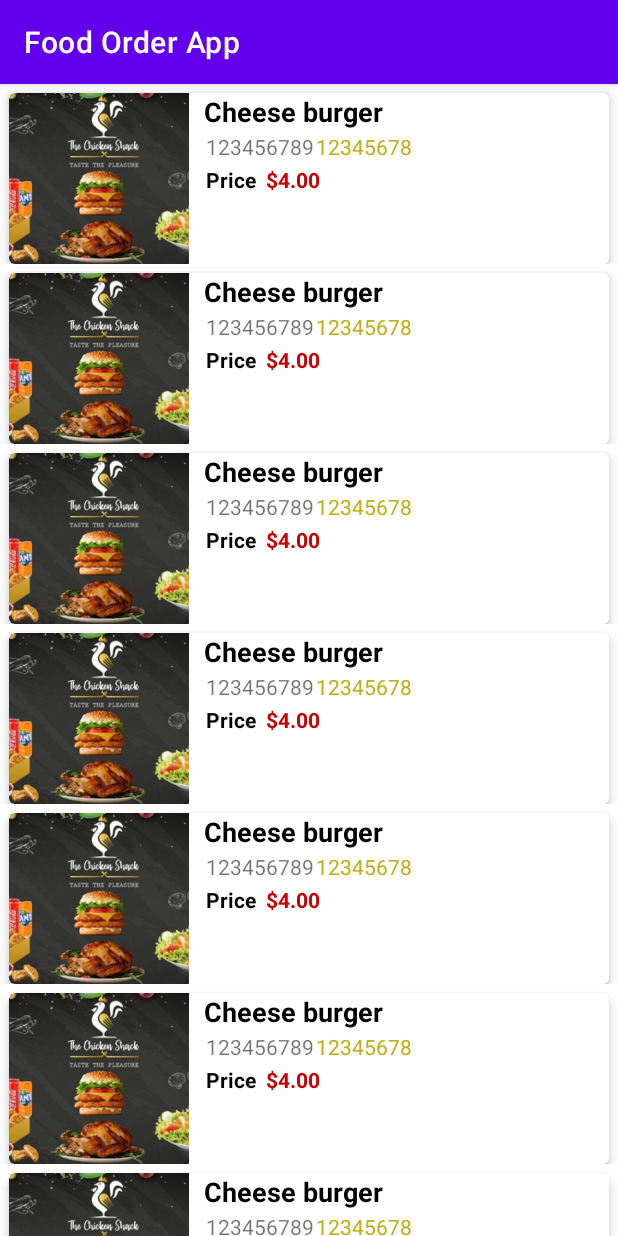
After one commit to iifast2/FoodAndroidApplication, an Android app: the OrderActivity screen opened directly, with no data from a screen before it, on a phone screen of 412 x 824 dp. The commit adds this screen. Run offline under Robolectric (Android 15) with nearby library versions, the phone set to English and light mode, and no system bars; 1 statement that could not run was skipped.

Commit message:
commit 5 - 2 screens
commit 5 - 2 screens

01:1600

```diff
--- a/app/src/main/AndroidManifest.xml
+++ b/app/src/main/AndroidManifest.xml
@@ -12,14 +12,31 @@
         android:supportsRtl="true"
         android:theme="@style/Theme.FoodOrderApp"
         tools:targetApi="31">
+
         <activity
+            android:name=".OrderActivity"
+            android:exported="false">
+
+<!--            <intent-filter>
+                <action android:name="android.intent.action.MAIN" />
+                <category android:name="android.intent.category.LAUNCHER" />
+            </intent-filter>-->
+
+
+            <meta-data
+                android:name="android.app.lib_name"
+                android:value="" />
+        </activity>
+          <activity
             android:name=".MainActivity"
             android:exported="true">
-            <intent-filter>
+
+           <intent-filter>
                 <action android:name="android.intent.action.MAIN" />
 
                 <category android:name="android.intent.category.LAUNCHER" />
             </intent-filter>
+
 
             <meta-data
                 android:name="android.app.lib_name"
--- /dev/null
+++ b/app/src/main/java/com/iifast/foodorderapp/Adapters/OrdersAdapter.java
@@ -0,0 +1,69 @@
+package com.iifast.foodorderapp.Adapters;
+
+import android.content.Context;
+import android.view.LayoutInflater;
+import android.view.View;
+import android.view.ViewGroup;
+import android.widget.ImageView;
+import android.widget.TextView;
+
+import androidx.annotation.NonNull;
+import androidx.recyclerview.widget.RecyclerView;
+
+import com.iifast.foodorderapp.Models.OrdersModel;
+import com.iifast.foodorderapp.R;
+
+import java.util.ArrayList;
+
+public class OrdersAdapter extends RecyclerView.Adapter<OrdersAdapter.viewHolder>{
+
+    ArrayList<OrdersModel> list;
+    Context context;
+
+    public OrdersAdapter(ArrayList<OrdersModel> list, Context context) {
+        this.list = list;
+        this.context = context;
+    }
+
+    @NonNull
+    @Override
+    public viewHolder onCreateViewHolder(@NonNull ViewGroup parent, int viewType) {
+
+        View view = LayoutInflater.from(context).inflate(R.layout.order_sample , parent , false);
+
+        return new viewHolder(view);
+    }
+
+    @Override
+    public void onBindViewHolder(@NonNull viewHolder holder, int position) {
+
+      final OrdersModel model = list.get(position);
+      holder.orderImage.setImageResource(model.getOrderImage());
+      holder.soldItemName.setText(model.getSoldItemName());
+      holder.orderNumber.setText(model.getOrderNumber());
+      holder.price.setText(model.getPrice());
+
+
+    }
+
+    @Override
+    public int getItemCount() {
+        return list.size();
+    }
+
+    public class viewHolder extends RecyclerView.ViewHolder {
+
+        ImageView orderImage;
+        TextView soldItemName , orderNumber , price;
+
+        public viewHolder(@NonNull View itemView) {
+            super(itemView);
+
+            orderImage = itemView.findViewById(R.id.orderImage);
+            soldItemName = itemView.findViewById(R.id.orderItemName);
+            orderNumber = itemView.findViewById(R.id.orderNumber);
+            price = itemView.findViewById(R.id.orderPrice);
+        }
+    }
+
+}
--- a/app/src/main/java/com/iifast/foodorderapp/MainActivity.java
+++ b/app/src/main/java/com/iifast/foodorderapp/MainActivity.java
@@ -1,5 +1,5 @@
 package com.iifast.foodorderapp;
-//   48:48
+//   01:1600
 
 import androidx.appcompat.app.AppCompatActivity;
 import androidx.recyclerview.widget.LinearLayoutManager;
--- /dev/null
+++ b/app/src/main/java/com/iifast/foodorderapp/Models/OrdersModel.java
@@ -0,0 +1,46 @@
+package com.iifast.foodorderapp.Models;
+
+public class OrdersModel {
+
+    int orderImage;
+    String soldItemName , price , orderNumber;
+
+    public OrdersModel(int orderImage, String soldItemName, String price, String orderNumber) {
+        this.orderImage = orderImage;
+        this.soldItemName = soldItemName;
+        this.price = price;
+        this.orderNumber = orderNumber;
+    }
+
+    public int getOrderImage() {
+        return orderImage;
+    }
+
+    public void setOrderImage(int orderImage) {
+        this.orderImage = orderImage;
+    }
+
+    public String getSoldItemName() {
+        return soldItemName;
+    }
+
+    public void setSoldItemName(String soldItemName) {
+        this.soldItemName = soldItemName;
+    }
+
+    public String getPrice() {
+        return price;
+    }
+
+    public void setPrice(String price) {
+        this.price = price;
+    }
+
+    public String getOrderNumber() {
+        return orderNumber;
+    }
+
+    public void setOrderNumber(String orderNumber) {
+        this.orderNumber = orderNumber;
+    }
+}
--- /dev/null
+++ b/app/src/main/java/com/iifast/foodorderapp/OrderActivity.java
@@ -0,0 +1,46 @@
+package com.iifast.foodorderapp;
+
+import androidx.appcompat.app.AppCompatActivity;
+import androidx.recyclerview.widget.LinearLayoutManager;
+
+import android.os.Bundle;
+
+import com.iifast.foodorderapp.Adapters.OrdersAdapter;
+import com.iifast.foodorderapp.Models.OrdersModel;
+import com.iifast.foodorderapp.databinding.ActivityOrderBinding;
+
+import java.util.ArrayList;
+
+public class OrderActivity extends AppCompatActivity {
+
+    ActivityOrderBinding binding;
+
+
+
+    @Override
+    protected void onCreate(Bundle savedInstanceState) {
+        super.onCreate(savedInstanceState);
+
+        binding = ActivityOrderBinding.inflate(getLayoutInflater());
+
+        setContentView(binding.getRoot());
+
+        ArrayList<OrdersModel> list = new ArrayList<>();
+        list.add(new OrdersModel(R.drawable.burger , "Cheese burger" , "4" , "123456789"));
+        list.add(new OrdersModel(R.drawable.burger , "Cheese burger" , "4" , "123456789"));
+        list.add(new OrdersModel(R.drawable.burger , "Cheese burger" , "4" , "123456789"));
+        list.add(new OrdersModel(R.drawable.burger , "Cheese burger" , "4" , "123456789"));
+        list.add(new OrdersModel(R.drawable.burger , "Cheese burger" , "4" , "123456789"));
+        list.add(new OrdersModel(R.drawable.burger , "Cheese burger" , "4" , "123456789"));
+        list.add(new OrdersModel(R.drawable.burger , "Cheese burger" , "4" , "123456789"));
+
+
+        OrdersAdapter adapter = new OrdersAdapter(list, this);
+        binding.ordersRecyclerView.setAdapter(adapter);
+
+        LinearLayoutManager layoutManager = new LinearLayoutManager(this);
+        binding.ordersRecyclerView.setLayoutManager(layoutManager);
+
+
+    }
+}
--- /dev/null
+++ b/app/src/main/res/layout/activity_order.xml
@@ -0,0 +1,17 @@
+<?xml version="1.0" encoding="utf-8"?>
+<LinearLayout xmlns:android="http://schemas.android.com/apk/res/android"
+    xmlns:app="http://schemas.android.com/apk/res-auto"
+    xmlns:tools="http://schemas.android.com/tools"
+    android:layout_width="match_parent"
+    android:layout_height="match_parent"
+
+    android:orientation="vertical"
+
+    tools:context=".OrderActivity">
+
+    <androidx.recyclerview.widget.RecyclerView
+        android:id="@+id/ordersRecyclerView"
+        android:layout_width="match_parent"
+        android:layout_height="match_parent"
+        tools:listitem="@layout/order_sample" />
+</LinearLayout>
--- /dev/null
+++ b/app/src/main/res/layout/order_sample.xml
@@ -0,0 +1,108 @@
+<?xml version="1.0" encoding="utf-8"?>
+<LinearLayout xmlns:android="http://schemas.android.com/apk/res/android"
+    xmlns:app="http://schemas.android.com/apk/res-auto"
+    android:layout_width="match_parent"
+
+    android:layout_height="120dp"
+    android:orientation="vertical">
+
+    <androidx.cardview.widget.CardView
+        android:layout_width="match_parent"
+        android:layout_height="match_parent"
+        android:layout_marginStart="6dp"
+        android:layout_marginLeft="6dp"
+        android:layout_marginTop="6dp"
+        android:layout_marginEnd="6dp"
+        android:layout_marginRight="6dp"
+        app:cardCornerRadius="4dp"
+        app:cardElevation="4dp">
+
+        <LinearLayout
+            android:layout_width="match_parent"
+            android:layout_height="match_parent"
+            android:orientation="horizontal">
+
+            <ImageView
+                android:id="@+id/orderImage"
+                android:layout_width="120dp"
+                android:layout_height="wrap_content"
+                android:scaleType="centerCrop"
+                app:srcCompat="@drawable/burger1" />
+
+            <LinearLayout
+                android:layout_width="match_parent"
+                android:layout_height="match_parent"
+                android:layout_marginStart="10dp"
+                android:layout_marginLeft="10dp"
+                android:layout_marginEnd="5dp"
+                android:layout_marginRight="5dp"
+                android:gravity="fill_horizontal"
+                android:orientation="vertical">
+
+                <TextView
+                    android:id="@+id/orderItemName"
+                    android:layout_width="match_parent"
+                    android:layout_height="wrap_content"
+                    android:gravity="center_vertical"
+                    android:text="Cheese Burger"
+                    android:textColor="#000000"
+                    android:textSize="18sp"
+                    android:textStyle="bold" />
+
+                <LinearLayout
+                    android:layout_width="match_parent"
+                    android:layout_height="wrap_content"
+                    android:orientation="horizontal">
+
+                    <TextView
+                        android:id="@+id/orderNumber"
+                        android:layout_width="wrap_content"
+                        android:layout_height="wrap_content"
+                        android:padding="1dp"
+                        android:text="Order Number" />
+
+                    <TextView
+                        android:id="@+id/textView4"
+                        android:layout_width="wrap_content"
+                        android:layout_height="wrap_content"
+                        android:layout_weight="1"
+                        android:text="12345678"
+                        android:textColor="@color/lightYellow" />
+
+                </LinearLayout>
+
+                <LinearLayout
+                    android:layout_width="match_parent"
+                    android:layout_height="wrap_content"
+                    android:orientation="horizontal">
+
+                    <TextView
+                        android:layout_width="wrap_content"
+                        android:layout_height="wrap_content"
+                        android:layout_marginEnd="5dp"
+                        android:layout_marginRight="5dp"
+                        android:padding="1dp"
+                        android:text="Price"
+                        android:textColor="#000000"
+                        android:textStyle="bold" />
+
+                    <TextView
+                        android:id="@+id/textView6"
+                        android:layout_width="wrap_content"
+                        android:layout_height="wrap_content"
+                        android:text="$"
+                        android:textColor="@color/red"
+                        android:textStyle="bold" />
+
+                    <TextView
+                        android:id="@+id/textView7"
+                        android:layout_width="wrap_content"
+                        android:layout_height="wrap_content"
+                        android:text="4.00"
+                        android:textColor="@color/red"
+                        android:textStyle="bold" />
+                </LinearLayout>
+            </LinearLayout>
+        </LinearLayout>
+    </androidx.cardview.widget.CardView>
+</LinearLayout>
```
